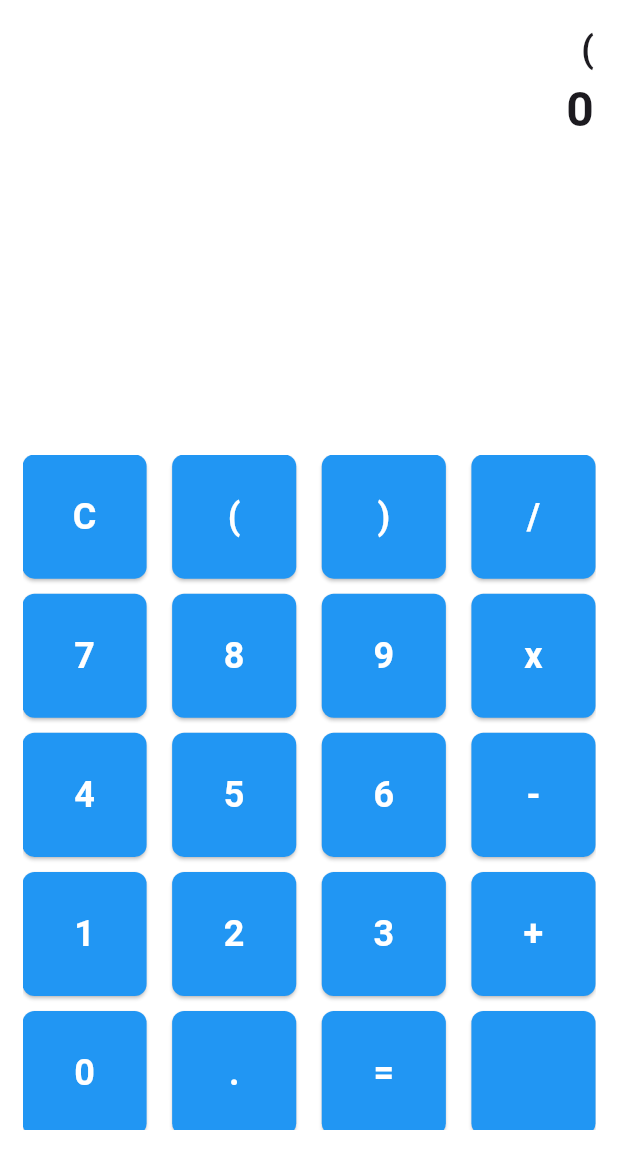
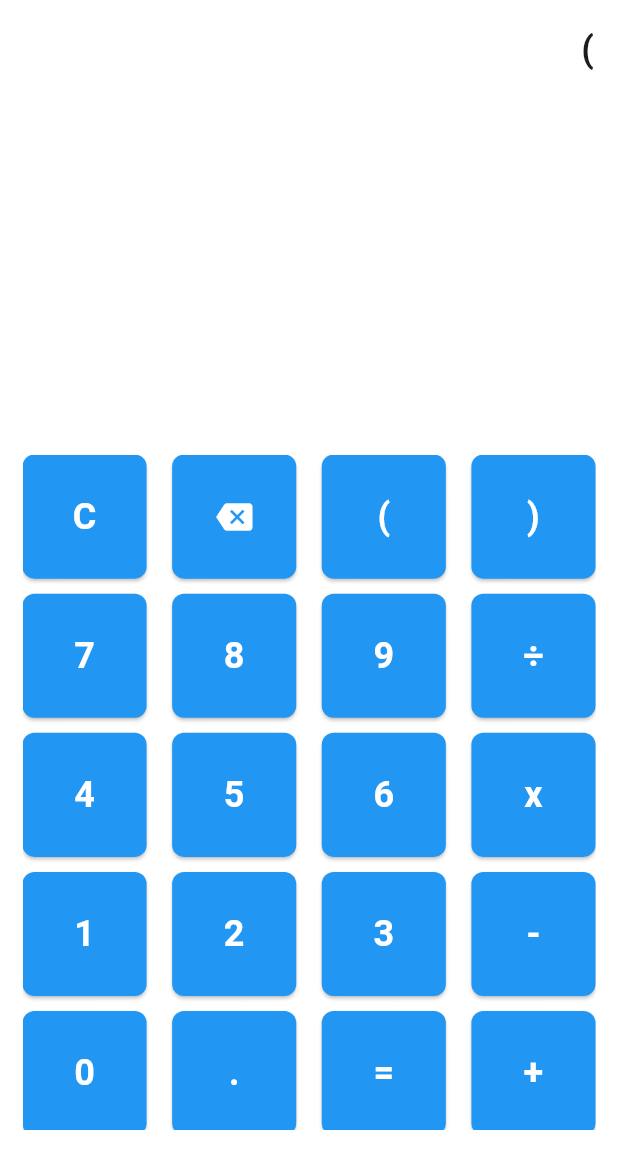
Before and after one commit to AdityaFullStackDeveloper/CalculatorApp, a Flutter app: the screen it shows after launch, after a tap on an icon or button, on a phone screen of 412 x 824 dp, the part 84-1236 px from its top. Run offline on Flutter 3.47's test engine with Material 3 defaults, Android fonts, the phone set to English and light mode, and no system bars; our stand-ins replace math_expressions.

Commit message:
Calculator App

```diff
--- a/lib/controllers/calculator_controller.dart
+++ b/lib/controllers/calculator_controller.dart
@@ -1,5 +1,5 @@
+import 'package:math_expressions/math_expressions.dart';
 import 'package:calculator_app/models/calculator_models.dart';
-import 'package:math_expressions/math_expressions.dart';
 
 class CalculatorController {
   final CalculatorModel _model;
@@ -7,11 +7,14 @@ class CalculatorController {
   CalculatorController(this._model);
 
   String get input => _model.input;
+
   String get result => _model.result;
 
   void onButtonClick(String value) {
     if (value == 'C') {
       _model.clear();
+    } else if (value == 'DEL') {
+      _model.backspace();
     } else if (value == '=') {
       try {
         _model.setResult(_evaluateExpression(_model.input));
@@ -24,7 +27,7 @@ class CalculatorController {
   }
 
   String _evaluateExpression(String input) {
-    input = input.replaceAll('x', '*');
+    input = input.replaceAll('x', '*').replaceAll('÷', '/');
     Parser parser = Parser();
     Expression exp = parser.parse(input);
     ContextModel cm = ContextModel();
--- a/lib/models/calculator_models.dart
+++ b/lib/models/calculator_models.dart
@@ -1,17 +1,27 @@
 class CalculatorModel {
-  String input = '';
-  String result = '0';
+  String _input = '';
+  String _result = '';
+
+  String get input => _input;
+
+  String get result => _result;
+
+  void appendInput(String value) {
+    _input += value;
+  }
+
+  void setResult(String value) {
+    _result = value;
+  }
 
   void clear() {
-    input = '';
-    result = '0';
+    _input = '';
+    _result = '';
   }
 
-  void appendInput(String value) {
-    input += value;
-  }
-
-  void setResult(String newResult) {
-    result = newResult;
+  void backspace() {
+    if (_input.isNotEmpty) {
+      _input = _input.substring(0, _input.length - 1);
+    }
   }
 }
--- a/lib/views/calculator_page.dart
+++ b/lib/views/calculator_page.dart
@@ -1,6 +1,6 @@
+import 'package:flutter/material.dart';
 import 'package:calculator_app/models/calculator_models.dart';
-import 'package:flutter/material.dart';
-import '../controllers/calculator_controller.dart';
+import 'package:calculator_app/controllers/calculator_controller.dart';
 
 class CalculatorPage extends StatefulWidget {
   const CalculatorPage({super.key});
@@ -25,7 +25,7 @@ class _CalculatorPageState extends State<CalculatorPage> {
     return Scaffold(
       backgroundColor: Colors.white,
       appBar: AppBar(
-        title: Text(
+        title: const Text(
           'Calculator',
           style: TextStyle(color: Colors.white),
         ),
@@ -37,19 +37,26 @@ class _CalculatorPageState extends State<CalculatorPage> {
             flex: 3,
             child: Container(
               alignment: Alignment.bottomRight,
-              padding: EdgeInsets.all(16),
+              padding: const EdgeInsets.all(16),
               child: Column(
                 crossAxisAlignment: CrossAxisAlignment.end,
                 children: [
+                  // Display user input
                   Text(
                     _model.input,
                     style: const TextStyle(
-                        fontSize: 24, fontWeight: FontWeight.bold),
+                      fontSize: 24,
+                      fontWeight: FontWeight.bold,
                     ),
+                  ),
+                  // Display result (conditionally, if non-empty)
+                  if (_model.result.isNotEmpty)
                     Text(
                       _model.result,
                       style: const TextStyle(
-                        fontSize: 32, fontWeight: FontWeight.bold),
+                        fontSize: 32,
+                        fontWeight: FontWeight.bold,
+                      ),
                     ),
                 ],
               ),
@@ -58,10 +65,10 @@ class _CalculatorPageState extends State<CalculatorPage> {
           Expanded(
             flex: 5,
             child: Padding(
-                padding: EdgeInsets.all(15),
+              padding: const EdgeInsets.all(15),
               child: GridView.builder(
                 itemCount: buttons.length,
-              gridDelegate: SliverGridDelegateWithFixedCrossAxisCount(
+                gridDelegate: const SliverGridDelegateWithFixedCrossAxisCount(
                   crossAxisCount: 4,
                   crossAxisSpacing: 17,
                   mainAxisSpacing: 10,
@@ -79,9 +86,19 @@ class _CalculatorPageState extends State<CalculatorPage> {
                         borderRadius: BorderRadius.circular(8),
                       ),
                     ),
-                  child: Text(
+                    child: buttons[index] == 'DEL'
+                        ? const Icon(
+                      Icons.backspace,
+                      color: Colors.white,
+                      size: 24,
+                    )
+                        : Text(
                       buttons[index],
-                    style: TextStyle(fontSize: 24, fontWeight: FontWeight.bold, color: Colors.white),
+                      style: const TextStyle(
+                        fontSize: 24,
+                        fontWeight: FontWeight.bold,
+                        color: Colors.white,
+                      ),
                     ),
                   );
                 },
@@ -95,9 +112,9 @@ class _CalculatorPageState extends State<CalculatorPage> {
 }
 
 const List<String> buttons = [
-  'C', '(', ')', '/',
-  '7', '8', '9', 'x',
-  '4', '5', '6', '-',
-  '1', '2', '3', '+',
-  '0', '.', '=', '',
+  'C', 'DEL', '(', ')',
+  '7', '8', '9', '÷',
+  '4', '5', '6', 'x',
+  '1', '2', '3', '-',
+  '0', '.', '=', '+',
 ];
```
Lines whose indentation alone changed are shown as unchanged.
